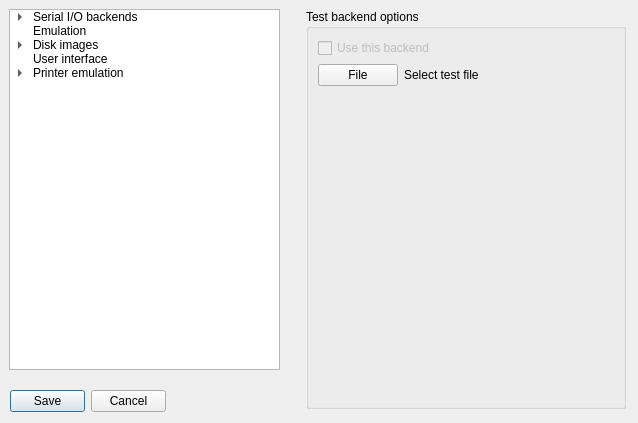
Above: optionsdialog.ui from josch1710/RespeQt before the change. Below: the same form after it.
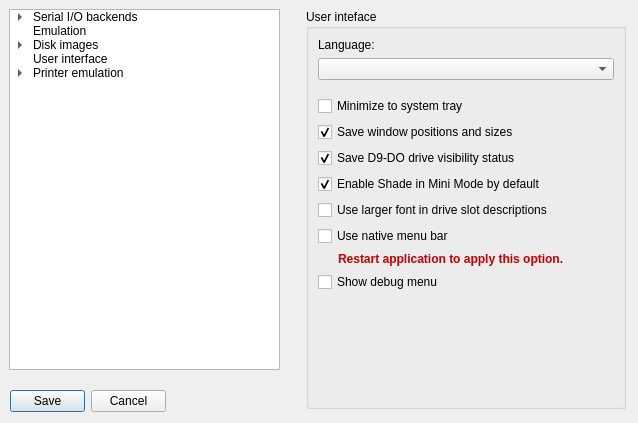
That is the form after the change. The open tabs and pages were chosen to show the change. Icons and pictures are not drawn.

What changed in the file:
```diff
--- a/optionsdialog.ui
+++ b/optionsdialog.ui
@@ -573,87 +573,6 @@
      </item>
     </layout>
    </widget>
-   <widget class="QWidget" name="page_testSerialport">
-    <property name="enabled">
-     <bool>true</bool>
-    </property>
-    <layout class="QVBoxLayout" name="verticalLayout_6">
-     <property name="spacing">
-      <number>0</number>
-     </property>
-     <property name="leftMargin">
-      <number>0</number>
-     </property>
-     <property name="topMargin">
-      <number>0</number>
-     </property>
-     <property name="rightMargin">
-      <number>0</number>
-     </property>
-     <property name="bottomMargin">
-      <number>0</number>
-     </property>
-     <item>
-      <widget class="QGroupBox" name="verticalGroupBox">
-       <property name="title">
-        <string>Test backend options</string>
-       </property>
-       <layout class="QVBoxLayout" name="testSerialport">
-        <item>
-         <widget class="QCheckBox" name="serialTestBox">
-          <property name="enabled">
-           <bool>false</bool>
-          </property>
-          <property name="text">
-           <string>Use this backend</string>
-          </property>
-         </widget>
-        </item>
-        <item>
-         <layout class="QHBoxLayout" name="horizontalLayout">
-          <property name="bottomMargin">
-           <number>12</number>
-          </property>
-          <item>
-           <widget class="QPushButton" name="testFileButton">
-            <property name="text">
-             <string>File</string>
-            </property>
-           </widget>
-          </item>
-          <item>
-           <widget class="QLabel" name="testFileLabel">
-            <property name="sizePolicy">
-             <sizepolicy hsizetype="Expanding" vsizetype="Preferred">
-              <horstretch>0</horstretch>
-              <verstretch>0</verstretch>
-             </sizepolicy>
-            </property>
-            <property name="text">
-             <string>Select test file</string>
-            </property>
-           </widget>
-          </item>
-         </layout>
-        </item>
-        <item>
-         <spacer name="verticalSpacer_3">
-          <property name="orientation">
-           <enum>Qt::Vertical</enum>
-          </property>
-          <property name="sizeHint" stdset="0">
-           <size>
-            <width>20</width>
-            <height>40</height>
-           </size>
-          </property>
-         </spacer>
-        </item>
-       </layout>
-      </widget>
-     </item>
-    </layout>
-   </widget>
    <widget class="QWidget" name="page_emulation">
     <layout class="QVBoxLayout" name="verticalLayout_10">
      <property name="spacing">
```
Left out of the diff: 10 changed lines with no effect on the pictures.
